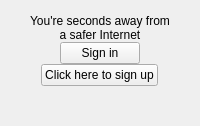
This is vpn/ui/ui/desktop/StartScreen.ui in demlabs-cellframe/dap-ui-sdk as Qt 5 draws it before an edit. The edited form follows.
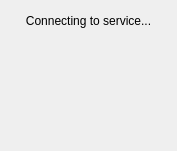
This is the edited form. Custom widgets are drawn as their Qt base class.

What changed in the file:
```diff
--- a/vpn/ui/ui/desktop/StartScreen.ui
+++ b/vpn/ui/ui/desktop/StartScreen.ui
@@ -5,6 +5,14 @@
   <property name="enabled">
    <bool>true</bool>
   </property>
+  <property name="geometry">
+   <rect>
+    <x>0</x>
+    <y>0</y>
+    <width>177</width>
+    <height>151</height>
+   </rect>
+  </property>
   <property name="sizePolicy">
    <sizepolicy hsizetype="Fixed" vsizetype="Fixed">
     <horstretch>0</horstretch>
@@ -33,7 +41,7 @@
    <item alignment="Qt::AlignHCenter">
     <widget class="QLabel" name="lblLogo">
      <property name="sizePolicy">
-      <sizepolicy hsizetype="Fixed" vsizetype="Fixed">
+      <sizepolicy hsizetype="Fixed" vsizetype="Preferred">
        <horstretch>0</horstretch>
        <verstretch>0</verstretch>
       </sizepolicy>
@@ -41,63 +49,21 @@
     </widget>
    </item>
    <item>
-    <widget class="CustomLineHeightLabel" name="lblMessage">
+    <widget class="QLabel" name="lblSystemStatus">
      <property name="sizePolicy">
-      <sizepolicy hsizetype="Preferred" vsizetype="Fixed">
+      <sizepolicy hsizetype="Preferred" vsizetype="Preferred">
        <horstretch>0</horstretch>
        <verstretch>0</verstretch>
       </sizepolicy>
      </property>
      <property name="text">
-      <string>You're seconds away from&lt;br&gt;a safer Internet</string>
+      <string>Connecting to service...</string>
      </property>
      <property name="alignment">
       <set>Qt::AlignCenter</set>
      </property>
     </widget>
    </item>
-   <item alignment="Qt::AlignHCenter">
-    <widget class="QPushButton" name="btnSignIn">
-     <property name="sizePolicy">
-      <sizepolicy hsizetype="Fixed" vsizetype="Fixed">
-       <horstretch>0</horstretch>
-       <verstretch>0</verstretch>
-      </sizepolicy>
-     </property>
-     <property name="cursor">
-      <cursorShape>PointingHandCursor</cursorShape>
-     </property>
-     <property name="text">
-      <string>Sign in</string>
-     </property>
-    </widget>
-   </item>
-   <item>
-    <widget class="QWidget" name="wgtSignUpSpacing" native="true">
-     <property name="sizePolicy">
-      <sizepolicy hsizetype="Preferred" vsizetype="Fixed">
-       <horstretch>0</horstretch>
-       <verstretch>0</verstretch>
-      </sizepolicy>
-     </property>
-    </widget>
-   </item>
-   <item alignment="Qt::AlignHCenter">
-    <widget class="QPushButton" name="btnSignUp">
-     <property name="sizePolicy">
-      <sizepolicy hsizetype="Fixed" vsizetype="Fixed">
-       <horstretch>0</horstretch>
-       <verstretch>0</verstretch>
-      </sizepolicy>
-     </property>
-     <property name="cursor">
-      <cursorShape>PointingHandCursor</cursorShape>
-     </property>
-     <property name="text">
-      <string>Click here to sign up</string>
-     </property>
-    </widget>
-   </item>
    <item>
     <spacer name="verticalSpacer">
      <property name="orientation">
@@ -113,13 +79,6 @@
    </item>
   </layout>
  </widget>
- <customwidgets>
-  <customwidget>
-   <class>CustomLineHeightLabel</class>
-   <extends>QLabel</extends>
-   <header>CustomLineHeightLabel.h</header>
-  </customwidget>
- </customwidgets>
  <resources/>
  <connections/>
 </ui>
```
